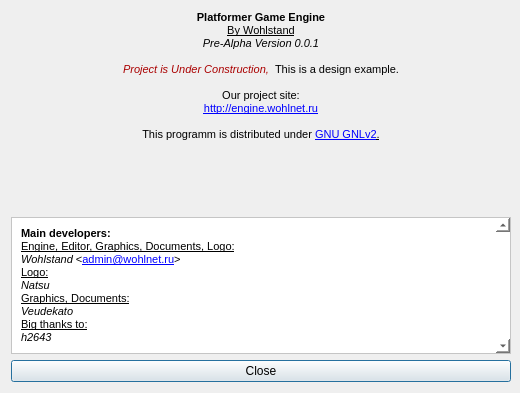
Qt form Editor/aboutdialog.ui (WohlSoft/Moondust-Project) before a commit.
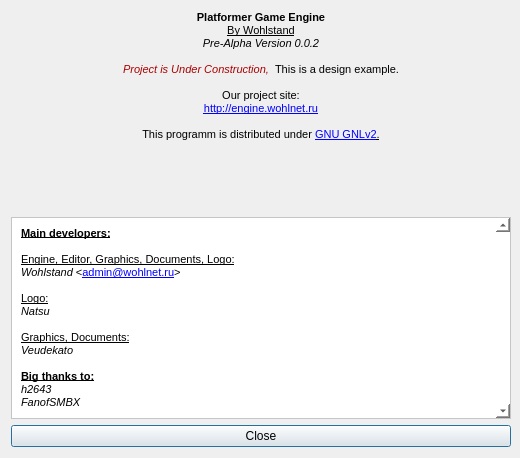
The same form after that commit. Icons and pictures are not drawn.

Patch:
```diff
--- a/Editor/aboutdialog.ui
+++ b/Editor/aboutdialog.ui
@@ -78,7 +78,7 @@
         <x>0</x>
         <y>0</y>
         <width>463</width>
-        <height>135</height>
+        <height>200</height>
        </rect>
       </property>
       <layout class="QVBoxLayout" name="verticalLayout">
@@ -89,14 +89,15 @@
 &lt;html&gt;&lt;head&gt;&lt;meta name=&quot;qrichtext&quot; content=&quot;1&quot; /&gt;&lt;style type=&quot;text/css&quot;&gt;
 p, li { white-space: pre-wrap; }
 &lt;/style&gt;&lt;/head&gt;&lt;body style=&quot; font-family:'MS Shell Dlg 2'; font-size:8.25pt; font-weight:400; font-style:normal;&quot;&gt;
-&lt;p style=&quot; margin-top:0px; margin-bottom:0px; margin-left:0px; margin-right:0px; -qt-block-indent:0; text-indent:0px;&quot;&gt;&lt;span style=&quot; font-size:8pt; font-weight:600;&quot;&gt;Main developers:&lt;/span&gt;&lt;/p&gt;
+&lt;p style=&quot; margin-top:0px; margin-bottom:0px; margin-left:0px; margin-right:0px; -qt-block-indent:0; text-indent:0px;&quot;&gt;&lt;span style=&quot; font-size:8pt; font-weight:600; text-decoration: underline;&quot;&gt;Main developers:&lt;br /&gt;&lt;/span&gt;&lt;/p&gt;
 &lt;p style=&quot; margin-top:0px; margin-bottom:0px; margin-left:0px; margin-right:0px; -qt-block-indent:0; text-indent:0px;&quot;&gt;&lt;span style=&quot; font-size:8pt; text-decoration: underline;&quot;&gt;Engine, Editor, Graphics, Documents, Logo:&lt;/span&gt;&lt;/p&gt;
-&lt;p style=&quot; margin-top:0px; margin-bottom:0px; margin-left:0px; margin-right:0px; -qt-block-indent:0; text-indent:0px;&quot;&gt;&lt;span style=&quot; font-size:8pt; font-style:italic;&quot;&gt;Wohlstand&lt;/span&gt;&lt;span style=&quot; font-size:8pt;&quot;&gt; &amp;lt;&lt;/span&gt;&lt;a href=&quot;mailto:admin@wohlnet.ru&quot;&gt;&lt;span style=&quot; font-size:8pt; text-decoration: underline; color:#0000ff;&quot;&gt;admin@wohlnet.ru&lt;/span&gt;&lt;/a&gt;&lt;span style=&quot; font-size:8pt;&quot;&gt;&amp;gt;&lt;/span&gt;&lt;/p&gt;
+&lt;p style=&quot; margin-top:0px; margin-bottom:0px; margin-left:0px; margin-right:0px; -qt-block-indent:0; text-indent:0px;&quot;&gt;&lt;span style=&quot; font-size:8pt; font-style:italic;&quot;&gt;Wohlstand&lt;/span&gt;&lt;span style=&quot; font-size:8pt;&quot;&gt; &amp;lt;&lt;/span&gt;&lt;a href=&quot;mailto:admin@wohlnet.ru&quot;&gt;&lt;span style=&quot; font-size:8pt; text-decoration: underline; color:#0000ff;&quot;&gt;admin@wohlnet.ru&lt;/span&gt;&lt;/a&gt;&lt;span style=&quot; font-size:8pt;&quot;&gt;&amp;gt;&lt;br /&gt;&lt;/span&gt;&lt;/p&gt;
 &lt;p style=&quot; margin-top:0px; margin-bottom:0px; margin-left:0px; margin-right:0px; -qt-block-indent:0; text-indent:0px;&quot;&gt;&lt;span style=&quot; font-size:8pt; text-decoration: underline;&quot;&gt;Logo:&lt;/span&gt;&lt;/p&gt;
-&lt;p style=&quot; margin-top:0px; margin-bottom:0px; margin-left:0px; margin-right:0px; -qt-block-indent:0; text-indent:0px;&quot;&gt;&lt;span style=&quot; font-size:8pt; font-style:italic;&quot;&gt;Natsu&lt;/span&gt;&lt;/p&gt;
+&lt;p style=&quot; margin-top:0px; margin-bottom:0px; margin-left:0px; margin-right:0px; -qt-block-indent:0; text-indent:0px;&quot;&gt;&lt;span style=&quot; font-size:8pt; font-style:italic;&quot;&gt;Natsu&lt;br /&gt;&lt;/span&gt;&lt;/p&gt;
 &lt;p style=&quot; margin-top:0px; margin-bottom:0px; margin-left:0px; margin-right:0px; -qt-block-indent:0; text-indent:0px;&quot;&gt;&lt;span style=&quot; font-size:8pt; text-decoration: underline;&quot;&gt;Graphics, Documents:&lt;/span&gt;&lt;/p&gt;
-&lt;p style=&quot; margin-top:0px; margin-bottom:0px; margin-left:0px; margin-right:0px; -qt-block-indent:0; text-indent:0px;&quot;&gt;&lt;span style=&quot; font-size:8pt; font-style:italic;&quot;&gt;Veudekato&lt;/span&gt;&lt;/p&gt;
-&lt;p style=&quot; margin-top:0px; margin-bottom:0px; margin-left:0px; margin-right:0px; -qt-block-indent:0; text-indent:0px;&quot;&gt;&lt;span style=&quot; font-size:8pt; text-decoration: underline;&quot;&gt;Big thanks to:&lt;/span&gt;&lt;span style=&quot; font-size:8pt;&quot;&gt;&lt;br /&gt;&lt;/span&gt;&lt;span style=&quot; font-size:8pt; font-style:italic;&quot;&gt;h2643&lt;/span&gt;&lt;/p&gt;&lt;/body&gt;&lt;/html&gt;</string>
+&lt;p style=&quot; margin-top:0px; margin-bottom:0px; margin-left:0px; margin-right:0px; -qt-block-indent:0; text-indent:0px;&quot;&gt;&lt;span style=&quot; font-size:8pt; font-style:italic;&quot;&gt;Veudekato&lt;br /&gt;&lt;/span&gt;&lt;/p&gt;
+&lt;p style=&quot; margin-top:0px; margin-bottom:0px; margin-left:0px; margin-right:0px; -qt-block-indent:0; text-indent:0px;&quot;&gt;&lt;span style=&quot; font-size:8pt; font-weight:600; text-decoration: underline;&quot;&gt;Big thanks to:&lt;br /&gt;&lt;/span&gt;&lt;span style=&quot; font-size:8pt; font-style:italic;&quot;&gt;h2643&lt;/span&gt;&lt;/p&gt;
+&lt;p style=&quot; margin-top:0px; margin-bottom:0px; margin-left:0px; margin-right:0px; -qt-block-indent:0; text-indent:0px;&quot;&gt;&lt;span style=&quot; font-size:8pt; font-style:italic;&quot;&gt;FanofSMBX&lt;/span&gt;&lt;/p&gt;&lt;/body&gt;&lt;/html&gt;</string>
          </property>
          <property name="alignment">
           <set>Qt::AlignLeading|Qt::AlignLeft|Qt::AlignTop</set>
@@ -144,13 +145,13 @@
 &lt;/style&gt;&lt;/head&gt;&lt;body style=&quot; font-family:'Liberation Sans'; font-size:8.25pt; font-weight:400; font-style:normal;&quot;&gt;
 &lt;p align=&quot;center&quot; style=&quot; margin-top:0px; margin-bottom:0px; margin-left:0px; margin-right:0px; -qt-block-indent:0; text-indent:0px;&quot;&gt;&lt;img src=&quot;:/images/mushroom.png&quot; /&gt;&lt;/p&gt;
 &lt;p align=&quot;center&quot; style=&quot; margin-top:0px; margin-bottom:0px; margin-left:0px; margin-right:0px; -qt-block-indent:0; text-indent:0px;&quot;&gt;&lt;span style=&quot; font-family:'MS Shell Dlg 2'; font-size:8pt; font-weight:600;&quot;&gt;Platformer Game Engine&lt;/span&gt;&lt;/p&gt;
-&lt;p align=&quot;center&quot; style=&quot; margin-top:0px; margin-bottom:0px; margin-left:0px; margin-right:0px; -qt-block-indent:0; text-indent:0px;&quot;&gt;&lt;span style=&quot; font-family:'MS Shell Dlg 2'; font-size:8pt; text-decoration: underline;&quot;&gt;By Wohlstand&lt;/span&gt;&lt;span style=&quot; font-family:'MS Shell Dlg 2'; font-size:8pt; font-weight:600;&quot;&gt;&lt;br /&gt;&lt;/span&gt;&lt;span style=&quot; font-family:'MS Shell Dlg 2'; font-size:8pt; font-style:italic;&quot;&gt;Pre-Alpha Version 0.0.1&lt;/span&gt;&lt;/p&gt;
+&lt;p align=&quot;center&quot; style=&quot; margin-top:0px; margin-bottom:0px; margin-left:0px; margin-right:0px; -qt-block-indent:0; text-indent:0px;&quot;&gt;&lt;span style=&quot; font-family:'MS Shell Dlg 2'; font-size:8pt; text-decoration: underline;&quot;&gt;By Wohlstand&lt;/span&gt;&lt;span style=&quot; font-family:'MS Shell Dlg 2'; font-size:8pt; font-weight:600;&quot;&gt;&lt;br /&gt;&lt;/span&gt;&lt;span style=&quot; font-family:'MS Shell Dlg 2'; font-size:8pt; font-style:italic;&quot;&gt;Pre-Alpha Version 0.0.2&lt;/span&gt;&lt;/p&gt;
 &lt;p align=&quot;center&quot; style=&quot;-qt-paragraph-type:empty; margin-top:0px; margin-bottom:0px; margin-left:0px; margin-right:0px; -qt-block-indent:0; text-indent:0px; font-family:'MS Shell Dlg 2'; font-size:8pt; font-style:italic;&quot;&gt;&lt;/p&gt;
 &lt;p align=&quot;center&quot; style=&quot; margin-top:0px; margin-bottom:0px; margin-left:0px; margin-right:0px; -qt-block-indent:0; text-indent:0px;&quot;&gt;&lt;span style=&quot; font-family:'MS Shell Dlg 2'; font-size:8pt; font-style:italic; color:#aa0000;&quot;&gt;Project is Under Construction,  &lt;/span&gt;&lt;span style=&quot; font-family:'MS Shell Dlg 2'; font-size:8pt;&quot;&gt;This is a design example.&lt;br /&gt;&lt;/span&gt;&lt;/p&gt;
 &lt;p align=&quot;center&quot; style=&quot; margin-top:0px; margin-bottom:0px; margin-left:0px; margin-right:0px; -qt-block-indent:0; text-indent:0px;&quot;&gt;&lt;span style=&quot; font-family:'MS Shell Dlg 2'; font-size:8pt;&quot;&gt;Our project site:&lt;/span&gt;&lt;/p&gt;
 &lt;p align=&quot;center&quot; style=&quot; margin-top:0px; margin-bottom:0px; margin-left:0px; margin-right:0px; -qt-block-indent:0; text-indent:0px;&quot;&gt;&lt;a href=&quot;http://engine.wohlnet.ru&quot;&gt;&lt;span style=&quot; font-size:8pt; text-decoration: underline; color:#0000ff;&quot;&gt;http://engine.wohlnet.ru&lt;/span&gt;&lt;/a&gt;&lt;/p&gt;
 &lt;p align=&quot;center&quot; style=&quot;-qt-paragraph-type:empty; margin-top:0px; margin-bottom:0px; margin-left:0px; margin-right:0px; -qt-block-indent:0; text-indent:0px; font-size:8pt; text-decoration: underline; color:#0000ff;&quot;&gt;&lt;/p&gt;
-&lt;p align=&quot;center&quot; style=&quot; margin-top:0px; margin-bottom:0px; margin-left:0px; margin-right:0px; -qt-block-indent:0; text-indent:0px;&quot;&gt;&lt;span style=&quot; font-size:8pt;&quot;&gt;This programm is distributed under &lt;/span&gt;&lt;a href=&quot;http://www.gnu.org/licenses/gpl-2.0.html&quot;&gt;&lt;span style=&quot; text-decoration: underline; color:#0000ff;&quot;&gt;GNU GNLv2&lt;/span&gt;&lt;/a&gt;&lt;span style=&quot; font-size:8pt; text-decoration: underline;&quot;&gt;.&lt;/span&gt;&lt;/p&gt;&lt;/body&gt;&lt;/html&gt;</string>
+&lt;p align=&quot;center&quot; style=&quot; margin-top:0px; margin-bottom:0px; margin-left:0px; margin-right:0px; -qt-block-indent:0; text-indent:0px;&quot;&gt;&lt;span style=&quot; font-size:8pt;&quot;&gt;This programm is distributed under &lt;/span&gt;&lt;a href=&quot;http://www.gnu.org/licenses/gpl-2.0.html&quot;&gt;&lt;span style=&quot; font-size:8pt; text-decoration: underline; color:#0000ff;&quot;&gt;GNU GNLv2&lt;/span&gt;&lt;/a&gt;&lt;span style=&quot; font-size:8pt; text-decoration: underline;&quot;&gt;.&lt;/span&gt;&lt;/p&gt;&lt;/body&gt;&lt;/html&gt;</string>
      </property>
      <property name="alignment">
       <set>Qt::AlignLeading|Qt::AlignLeft|Qt::AlignTop</set>
```
